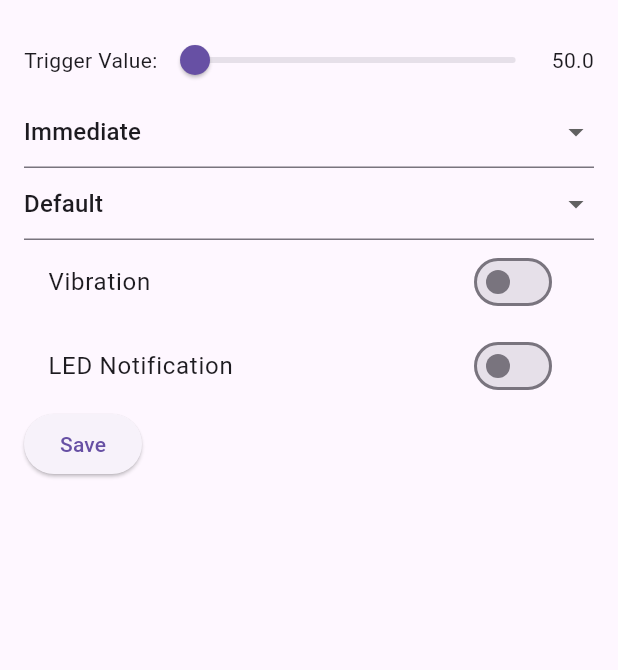
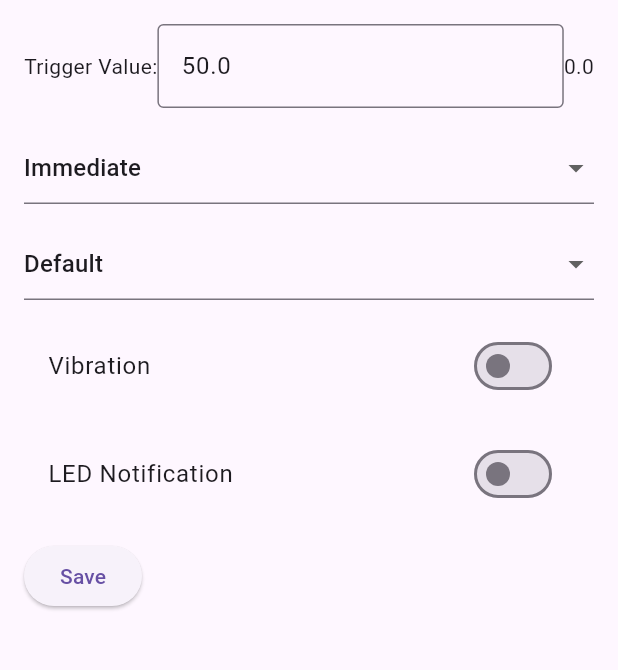
Before and after one commit to Cholo09/SWAC, a Flutter app: the screen it shows after launch, in the side drawer, after a tap on "Settings", on a phone screen of 412 x 824 dp, the part 84-754 px from its top. Run offline on Flutter 3.47's test engine with Material 3 defaults, Android fonts, the phone set to English and light mode, and no system bars; our stand-ins replace firebase_core; accounts and stored records are empty.

```diff
--- a/lib/drawer.dart
+++ b/lib/drawer.dart
@@ -30,13 +30,6 @@ class _MyDrawerState extends State<MyDrawer> {
                 );
             },
           ),
-          ListTile(
-            title: const Text('Sign out'),
-            onTap: () {
-              // Update the state of the app or navigate to Page 2
-              // ...
-            },
-          ),
           // Add more ListTile items for other drawer options
         ],
       ),
--- a/lib/main.dart
+++ b/lib/main.dart
@@ -1,19 +1,26 @@
 import 'package:flutter/material.dart';
+import 'package:firebase_core/firebase_core.dart';
+import 'firebase_options.dart';
 import 'package:swac/drawer.dart';
 import 'appbar.dart';
 
-void main() {
+void main() async {
+  WidgetsFlutterBinding.ensureInitialized();
+  await Firebase.initializeApp(
+    options: DefaultFirebaseOptions.currentPlatform,
+  );
   runApp(const MyApp());
 }
 
 class MyApp extends StatelessWidget {
   const MyApp({super.key});
 
-  // This widget is the root of your application.
   @override
   Widget build(BuildContext context) {
     return const MaterialApp(
-        debugShowCheckedModeBanner: false, home: HomePage());
+      debugShowCheckedModeBanner: false,
+      home: HomePage(),
+    );
   }
 }
 
@@ -23,13 +30,9 @@ class HomePage extends StatelessWidget {
   @override
   Widget build(BuildContext context) {
     return Scaffold(
-
-        backgroundColor:const Color.fromARGB(255, 229, 229, 239), // bg color to
-
+      backgroundColor: const Color.fromARGB(255, 229, 229, 239),
       drawer: const MyDrawer(),
-
       appBar: const CustomAppBar(title: 'Home'),
-
       body: SingleChildScrollView(
         child: Padding(
           padding: const EdgeInsets.all(16.0),
@@ -40,7 +43,6 @@ class HomePage extends StatelessWidget {
               Column(
                 children: [
                   Container(
-                      // line chart container
                     height: 300.0,
                     padding: const EdgeInsets.all(8.0),
                     margin: EdgeInsets.symmetric(
@@ -48,17 +50,17 @@ class HomePage extends StatelessWidget {
                         horizontal: MediaQuery.of(context).size.width * 0.05),
                     decoration: BoxDecoration(
                       borderRadius: BorderRadius.circular(20),
-                        color: const Color.fromARGB(
-                            255, 255, 255, 255), // color of container
+                      color: const Color.fromARGB(255, 255, 255, 255),
                       boxShadow: [
                         BoxShadow(
-                            color: Colors.grey.withOpacity(0.5), // shadow
+                          color: Colors.grey.withOpacity(0.5),
                           spreadRadius: 3,
                           blurRadius: 7,
                           offset: const Offset(5, 5),
                         ),
                       ],
                     ),
+                    // Add Firebase data here (if needed)
                   ),
                   Container(
                     height: 120.0,
@@ -71,20 +73,21 @@ class HomePage extends StatelessWidget {
                       color: Colors.white,
                       boxShadow: [
                         BoxShadow(
-                            color: Colors.grey.withOpacity(0.5), // shadow
+                          color: Colors.grey.withOpacity(0.5),
                           spreadRadius: 3,
                           blurRadius: 7,
                           offset: const Offset(5, 5),
                         ),
                       ],
                     ),
+                    // Add Firebase data or widgets here
                   ),
                 ],
               )
             ],
           ),
         ),
-        )
+      ),
     );
   }
 }
--- a/lib/settings.dart
+++ b/lib/settings.dart
@@ -1,8 +1,30 @@
 import 'package:flutter/material.dart';
 import 'appbar.dart';
 
-class SettingsPage extends StatelessWidget {
+class SettingsPage extends StatefulWidget {
   const SettingsPage({super.key});
+
+  @override
+  _SettingsPageState createState() => _SettingsPageState();
+}
+
+class _SettingsPageState extends State<SettingsPage> {
+  // Variable to hold the trigger value
+  double triggerValue = 50.0;
+  final TextEditingController triggerController = TextEditingController();
+
+  // Other settings values (same as your original code)
+  String notificationFrequency = 'Immediate';
+  String notificationSound = 'Default';
+  bool vibration = false;
+  bool ledNotification = false;
+
+  @override
+  void initState() {
+    super.initState();
+    // Initialize the controller with the current trigger value
+    triggerController.text = triggerValue.toString();
+  }
 
   @override
   Widget build(BuildContext context) {
@@ -13,29 +35,46 @@ class SettingsPage extends StatelessWidget {
         child: Column(
           crossAxisAlignment: CrossAxisAlignment.start,
           children: [
-            // Trigger Value
+            // Trigger Value - Text Input instead of Slider
             Row(
               children: [
                 const Text('Trigger Value:'),
                 Expanded(
-                  child: Slider(
-                    value: 50.0, // Replace with actual value
+                  child: TextField(
+                    controller: triggerController,
+                    keyboardType: TextInputType.number,
+                    decoration: const InputDecoration(
+                      hintText: 'Enter value',
+                      border: OutlineInputBorder(),
+                    ),
                     onChanged: (value) {
-                      // Update trigger value
+                      // Try to update trigger value with entered number
+                      try {
+                        final double parsedValue = double.parse(value);
+                        if (parsedValue >= 0.0 && parsedValue <= 10000.0) {
+                          setState(() {
+                            triggerValue = parsedValue;
+                          });
+                        }
+                      } catch (e) {
+                        // If the input is not valid, do nothing
+                      }
                     },
-                    min: 0.0,
-                    max: 10000,
                   ),
                 ),
-                const Text('50.0'), // Replace with formatted value
+                const Text('0.0'), // Placeholder for the current value
               ],
             ),
 
+            const SizedBox(height: 16),
+
             // Notification Frequency
             DropdownButtonFormField<String>(
-              value: 'Immediate', // Replace with actual value
+              value: notificationFrequency,
               onChanged: (value) {
-                // Update notification frequency
+                setState(() {
+                  notificationFrequency = value!;
+                });
               },
               items: ['Immediate', 'Daily', 'Weekly'].map((String value) {
                 return DropdownMenuItem<String>(
@@ -45,11 +84,15 @@ class SettingsPage extends StatelessWidget {
               }).toList(),
             ),
 
+            const SizedBox(height: 16),
+
             // Notification Sound
             DropdownButtonFormField<String>(
-              value: 'Default', // Replace with actual value
+              value: notificationSound,
               onChanged: (value) {
-                // Update notification sound
+                setState(() {
+                  notificationSound = value!;
+                });
               },
               items: ['Default', 'Sound 1', 'Sound 2'].map((String value) {
                 return DropdownMenuItem<String>(
@@ -59,28 +102,38 @@ class SettingsPage extends StatelessWidget {
               }).toList(),
             ),
 
+            const SizedBox(height: 16),
+
             // Vibration
             SwitchListTile(
               title: const Text('Vibration'),
-              value: false, // Replace with actual value
+              value: vibration,
               onChanged: (value) {
-                // Update vibration setting
+                setState(() {
+                  vibration = value;
+                });
               },
             ),
+
+            const SizedBox(height: 16),
 
             // LED Notification
             SwitchListTile(
               title: const Text('LED Notification'),
-              value: false, // Replace with actual value
+              value: ledNotification,
               onChanged: (value) {
-                // Update LED notification setting
+                setState(() {
+                  ledNotification = value;
+                });
               },
             ),
+
+            const SizedBox(height: 16),
 
             // Save Button
             ElevatedButton(
               onPressed: () {
-                // Save settings
+                // Save settings logic
               },
               child: const Text('Save'),
             ),
--- a/pubspec.yaml
+++ b/pubspec.yaml
@@ -30,12 +30,14 @@ environment:
 dependencies:
   flutter:
     sdk: flutter
+  firebase_core: ^3.6.0
 
 
   # The following adds the Cupertino Icons font to your application.
   # Use with the CupertinoIcons class for iOS style icons.
   cupertino_icons: ^1.0.6
   intl: ^0.19.0
+  firebase_database: ^11.1.4
 
 dev_dependencies:
   flutter_test:
```
Also changed, not shown: lib/firebase_options.dart (added), pubspec.lock, 6 other files. Lines whose indentation alone changed are shown as unchanged.
